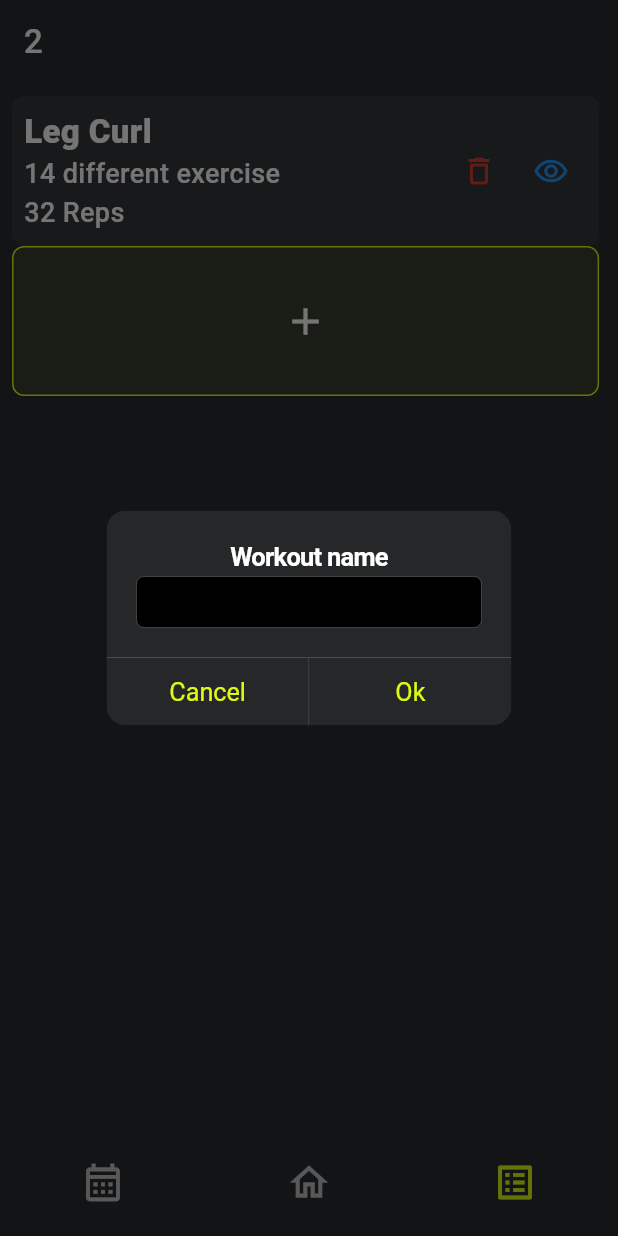
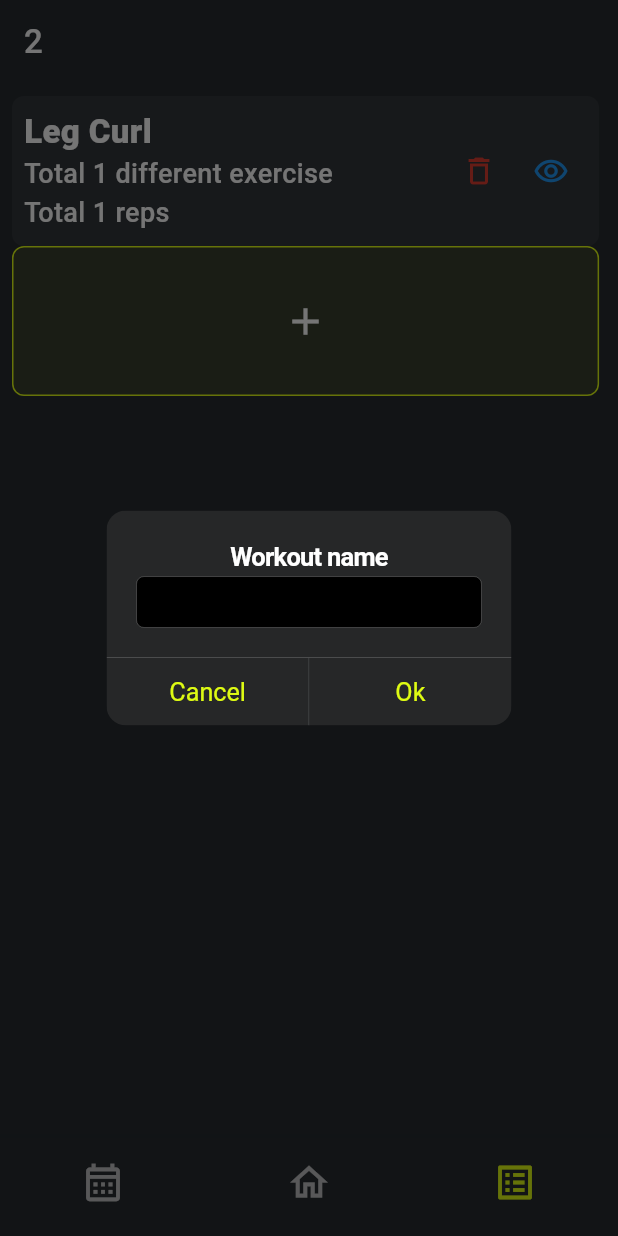
Before and after one commit to BerkCicekler/lifttracker, a Flutter app: the screen it shows after launch, item 3 of the bottom bar chosen, after a tap on the "add" icon, on a phone screen of 412 x 824 dp. Run offline on Flutter 3.47's test engine with Material 2 defaults, Android fonts, the phone set to English and light mode, and no system bars; our stand-ins replace auto_route, easy_localization, hive_flutter, table_calendar; accounts and stored records are empty.

```diff
--- a/lib/feature/view/workout_programs/widgets/create_workout.dart
+++ b/lib/feature/view/workout_programs/widgets/create_workout/create_workout.dart
@@ -1,16 +1,22 @@
-part of '../workout_programs_view.dart';
+part of '../../workout_programs_view.dart';
 
 /// this widget
 class CreateNewWorkout extends StatelessWidget {
   const CreateNewWorkout({super.key});
 
+  Future<void> _createNewWorkoutProgram(BuildContext context) async {
+    final respond =
+        await TextInputDialog.show(context: context, title: 'Workout name');
+    if (respond != null && respond.isNotEmpty) {
+      print(respond);
+    }
+  }
+
   @override
   Widget build(BuildContext context) {
     final width = MediaQuery.of(context).size.width;
     return InkWell(
-      onTap: () {
-        TextInputDialog.show(context: context, title: 'Workout name');
-      },
+      onTap: () => _createNewWorkoutProgram(context),
       child: Container(
         width: width * 0.95,
         height: 100,
--- a/lib/feature/view/workout_programs/workout_programs_view.dart
+++ b/lib/feature/view/workout_programs/workout_programs_view.dart
@@ -6,7 +6,7 @@ import 'package:lifttracker/product/constants/enums/padding_enums.dart';
 import 'package:widgets/text_input_dialog/text_input_dialog.dart';
 import 'package:lifttracker/product/constants/color_constants.dart';
 
-part 'widgets/create_workout.dart';
+part 'widgets/create_workout/create_workout.dart';
 part 'widgets/show_delete_icon_buttons/show_delete_icon_buttons.dart';
 
 ///
--- a/lib/feature/widgets/information_container.dart
+++ b/lib/feature/widgets/information_container.dart
@@ -31,9 +31,11 @@ class CustomInformationContainer extends StatelessWidget {
       ),
       child: Column(
         children: [
-          Text(
-            title,
-            style: TextStyle(fontSize: 20),
+          Expanded(
+            child: Text(
+              title,
+              style: TextStyle(fontSize: 20),
+            ),
           ),
           Text(
             number,
--- a/lib/feature/widgets/workout_program_container.dart
+++ b/lib/feature/widgets/workout_program_container.dart
@@ -1,3 +1,4 @@
+import 'package:easy_localization/easy_localization.dart';
 import 'package:flutter/material.dart';
 import 'package:lifttracker/product/constants/enums/padding_enums.dart';
 
@@ -36,7 +37,7 @@ class CustomWorkoutProgramContainer extends StatelessWidget {
       ),
       child: Row(
         children: [
-          const Column(
+          Column(
             crossAxisAlignment: CrossAxisAlignment.start,
             children: [
               Text(
@@ -44,14 +45,14 @@ class CustomWorkoutProgramContainer extends StatelessWidget {
                 style: TextStyle(fontSize: 22, fontFamily: 'RobotoBlack'),
               ),
               Text(
-                '14 different exercise',
-                style: TextStyle(
+                'workoutProgram.exerciseCount'.tr(args: [exerciseCount]),
+                style: const TextStyle(
                   fontSize: 18,
                 ),
               ),
               Text(
-                '32 Reps',
-                style: TextStyle(
+                'workoutProgram.repCount'.tr(args: [repCount]),
+                style: const TextStyle(
                   fontSize: 18,
                 ),
               ),
--- a/lib/product/init/product_initialization.dart
+++ b/lib/product/init/product_initialization.dart
@@ -1,6 +1,8 @@
 import 'package:easy_localization/easy_localization.dart';
 import 'package:flutter/widgets.dart';
+import 'package:hive_flutter/hive_flutter.dart';
 import 'package:intl/date_symbol_data_local.dart';
+import 'package:lifttracker/product/cache/hive_utility.dart';
 import 'package:lifttracker/product/init/product_localization.dart';
 
 @immutable
@@ -11,9 +13,11 @@ final class ProductInitialization {
 
   /// this method will do core initializations before the app runs
   static Future<void> mainInit() async {
+    await Hive.initFlutter();
     WidgetsFlutterBinding.ensureInitialized();
     await EasyLocalization.ensureInitialized();
     await _initAllDateFormats();
+    await _openAllHiveBoxes();
   }
 
   /// initialize all date formats for existing locales
@@ -22,4 +26,11 @@ final class ProductInitialization {
       await initializeDateFormatting(element.countryCode);
     }
   }
+
+  /// Core hive boxes opens
+  static Future<void> _openAllHiveBoxes() async {
+    for (final element in HiveCacheManager.coreBoxes) {
+      await Hive.openBox(element);
+    }
+  }
 }
--- a/module/widgets/lib/text_input_dialog/text_input_dialog.dart
+++ b/module/widgets/lib/text_input_dialog/text_input_dialog.dart
@@ -49,7 +49,7 @@ class TextInputDialog extends StatelessWidget {
         ),
         CupertinoDialogAction(
           onPressed: () {
-            Navigator.pop(context);
+            Navigator.pop(context, _controller.text);
           },
           child: const Text('Ok'),
         ),
--- a/pubspec.yaml
+++ b/pubspec.yaml
@@ -42,6 +42,10 @@ dependencies:
   #localization
   easy_localization: ^3.0.3
   intl: ^0.18.1
+
+  #cache
+  hive: ^2.2.3
+  hive_flutter: ^1.1.0
 
   # The following adds the Cupertino Icons font to your application.
   # Use with the CupertinoIcons class for iOS style icons.
```
Also changed, not shown: lib/product/cache/hive_utility.dart (added, +9 -0 lines), lib/product/constants/enums/set_types.dart (added, +14 -0 lines), lib/product/model/exercise_model.dart (added, +26 -0 lines), lib/product/model/set_model.dart (added, +20 -0 lines), lib/product/model/workout_model.dart (added, +13 -0 lines), pubspec.lock.
